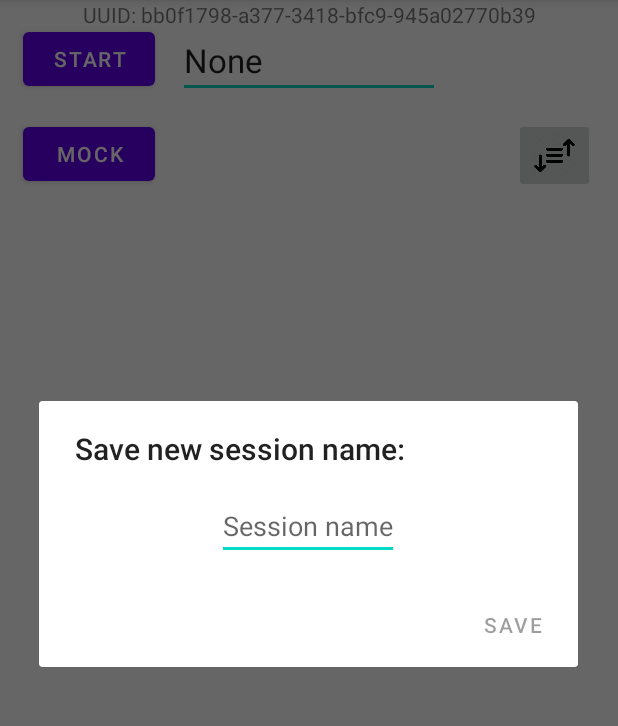
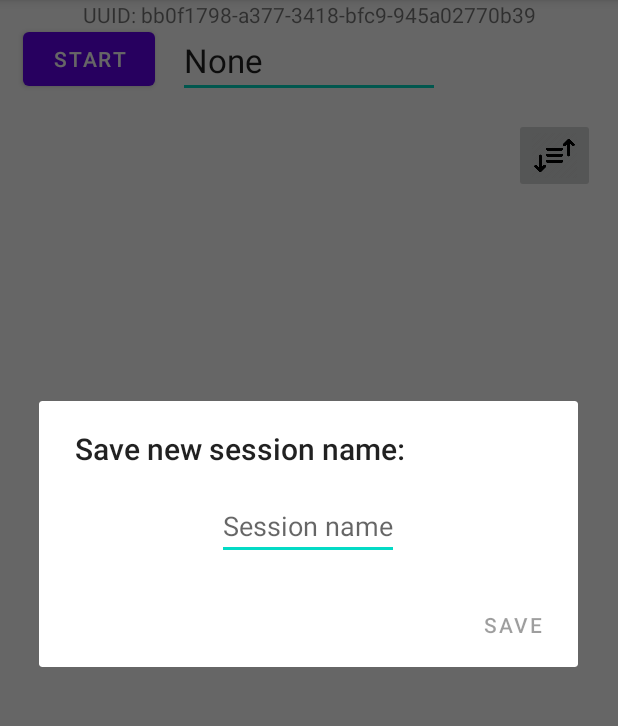
Before and after one commit to CSE-110-Winter-2022/birds-of-a-feather-team-19, an Android app: the MainActivity screen opened directly, with no data from a screen before it, after a tap on "STOP", on a phone screen of 412 x 824 dp, the part 84-810 px from its top. Run offline under Robolectric (Android 15) with nearby library versions, the phone set to English and light mode, and no system bars; our stand-ins replace Room's generated code; libraries missing offline, so code that uses them is left out: com.google.android.gms; 5 statements that could not run were skipped; 1 other tap on this screen came first.

Commit message:
Publish works

```diff
--- a/app/src/main/java/com/example/birds_of_a_feather_team_19/AddCourseActivity.java
+++ b/app/src/main/java/com/example/birds_of_a_feather_team_19/AddCourseActivity.java
@@ -36,7 +36,7 @@ public class AddCourseActivity extends AppCompatActivity {
         quarterMap.put("Spring", 3);
         quarterMap.put("Summer Session 1", 6);
         quarterMap.put("Summer Session 2", 8);
-        quarterMap.put("Special Summer Session", 6);
+        quarterMap.put("Special Summer Session", 7);
         quarterMap.put("Fall", 9);
         sizeMap = new HashMap<>();
         sizeMap.put("Tiny (<40)", 1.00);
--- a/app/src/main/java/com/example/birds_of_a_feather_team_19/MainActivity.java
+++ b/app/src/main/java/com/example/birds_of_a_feather_team_19/MainActivity.java
@@ -12,7 +12,6 @@ import androidx.appcompat.app.AppCompatActivity;
 import androidx.recyclerview.widget.LinearLayoutManager;
 import androidx.recyclerview.widget.RecyclerView;
 
-import android.content.DialogInterface;
 import android.content.Intent;
 import android.content.SharedPreferences;
 import android.os.Bundle;
@@ -31,7 +30,6 @@ import android.widget.TextView;
 import com.example.birds_of_a_feather_team_19.model.db.AppDatabase;
 import com.example.birds_of_a_feather_team_19.model.db.User;
 
-import java.nio.charset.StandardCharsets;
 import java.util.ArrayList;
 import java.util.Arrays;
 import java.util.HashMap;
@@ -49,7 +47,10 @@ public class MainActivity extends AppCompatActivity {
     private Map<Integer, String> quarterMap;
     private Map<String, Integer> quarterMockingMap;
     private Map<String, Double> sizeMockingMap;
+    private Map<Integer, String> quarterCodeMap;
+    private Map<Double, String> classSizeMap;
     private MessageListener messageListener;
+    private MockNearbyMessageListener mockMessageListener;
     private RecyclerView usersRecyclerView;
     private RecyclerView.LayoutManager usersLayoutManager;
     private Session session;
@@ -79,15 +80,29 @@ public class MainActivity extends AppCompatActivity {
         quarterMap.put(3, "Spring");
         quarterMap.put(6, "Summer Session 1");
         quarterMap.put(8, "Summer Session 2");
-        quarterMap.put(6, "Special Summer Session");
+        quarterMap.put(7, "Special Summer Session");
         quarterMap.put(9, "Fall");
         quarterMockingMap = new HashMap<>();
         quarterMockingMap.put("WI", 1);
         quarterMockingMap.put("SP", 3);
         quarterMockingMap.put("SS1", 6);
         quarterMockingMap.put("SS2", 8);
-        quarterMockingMap.put("SSS", 6);
+        quarterMockingMap.put("SSS", 7);
         quarterMockingMap.put("FA", 9);
+        quarterCodeMap = new HashMap<>();
+        quarterCodeMap.put(1, "WI");
+        quarterCodeMap.put(3, "SP");
+        quarterCodeMap.put(6, "SS1");
+        quarterCodeMap.put(8, "SS2");
+        quarterCodeMap.put(7, "SSS");
+        quarterCodeMap.put(9, "FA");
+        classSizeMap = new HashMap<>();
+        classSizeMap.put(1.00, "Tiny");
+        classSizeMap.put(0.33, "Small");
+        classSizeMap.put(0.18, "Medium");
+        classSizeMap.put(0.10, "Large");
+        classSizeMap.put(0.06, "Huge");
+        classSizeMap.put(0.03, "Gigantic");
         sizeMockingMap = new HashMap<>();
         sizeMockingMap.put("Tiny", 1.00);
         sizeMockingMap.put("Small", 0.33);
@@ -96,7 +111,7 @@ public class MainActivity extends AppCompatActivity {
         sizeMockingMap.put("Huge", 0.06);
         sizeMockingMap.put("Gigantic", 0.03);
 
-        messageListener = new MockNearbyMessageListener(new MessageListener() {
+        mockMessageListener = new MockNearbyMessageListener(new MessageListener() {
             @Override
             public void onFound(@NonNull Message message) {
                 Log.d(getString(R.string.TAG), "Found user: " + new String(message.getContent()));
@@ -108,7 +123,20 @@ public class MainActivity extends AppCompatActivity {
                 Log.d(getString(R.string.TAG), "Lost user: " + new String(message.getContent()));
             }
 
-        }, 100);
+        });
+
+        messageListener = new MessageListener() {
+            @Override
+            public void onFound(@NonNull Message message) {
+                Log.d(getString(R.string.TAG), "Message found");
+                updateDatabase(new String(message.getContent()));
+            }
+
+            @Override
+            public void onLost(@NonNull Message message) {
+                Log.d(getString(R.string.TAG), "Lost user: " + new String(message.getContent()));
+            }
+        };
 
         priorityAssigner = new SharedClassesPriorityAssigner();
 
@@ -157,6 +185,7 @@ public class MainActivity extends AppCompatActivity {
         super.onStart();
 
         if (((Button) findViewById(R.id.startStopSessionMainButton)).getText().toString().equals("Stop")) {
+            mockMessageListener.start();
             publish();
             Nearby.getMessagesClient(this).subscribe(messageListener);
         }
@@ -177,7 +206,7 @@ public class MainActivity extends AppCompatActivity {
             message += thisUser.getName() + ",,,,\n";
             message += thisUser.getPhotoURL() + ",,,,\n";
             for (Course course : db.courseDao().getForUser(thisUser.getId())) {
-                message += course.getYear() + "," + course.getQuarter() + "," + course.getSubject() + "," + course.getNumber() + "," + course.getSize() + "\n";
+                message += course.getYear() + "," + quarterCodeMap.get(course.getQuarter()) + "," + course.getSubject() + "," + course.getNumber() + "," + classSizeMap.get(course.getSize()) + "\n";
             }
             for (User user : db.userDao().getAll()) {
                 if (user.isWave()) {
@@ -206,7 +235,6 @@ public class MainActivity extends AppCompatActivity {
         super.onDestroy();
 
         if (((Button) findViewById(R.id.startStopSessionMainButton)).getText().toString().equals("Stop")) {
-            Session session = new Session(Utilities.getCurrentDateTime());
             Log.d(getString(R.string.TAG), "New session created with name: " + session.getName());
             db.sessionDao().insert(session);
             for (UserPriority userPriority : ((UsersViewAdapter) ((RecyclerView) findViewById(R.id.sessionUsersMainRecyclerView)).getAdapter()).getUserPriorities()) {
@@ -216,6 +244,7 @@ public class MainActivity extends AppCompatActivity {
             }
         }
 
+        mockMessageListener.stop();
         unPublish();
         Nearby.getMessagesClient(this).unsubscribe(messageListener);
     }
@@ -225,11 +254,16 @@ public class MainActivity extends AppCompatActivity {
 
         if (startStopSessionMainButton.getText().toString().equals("Start")) {
             startStopSessionMainButton.setText("Stop");
+            findViewById(R.id.mockMessageMainButton).setVisibility(View.VISIBLE);
 
+            this.session = new Session(Utilities.getCurrentDateTime());
+
+            mockMessageListener.start();
             publish();
             Nearby.getMessagesClient(this).subscribe(messageListener);
         }
         else {
+            findViewById(R.id.mockMessageMainButton).setVisibility(View.INVISIBLE);
             AlertDialog.Builder builder = new AlertDialog.Builder(this);
             builder.setTitle("Save new session name: ")
                     .setView(R.layout.new_session_name_dialog)
@@ -265,7 +299,7 @@ public class MainActivity extends AppCompatActivity {
                         return;
                     }
 
-                    session = new Session(sessionName);
+                    this.session.setName(sessionName);
                     ((EditText) findViewById(R.id.sessionNameMainEditText)).setText("Session: " + session.getName());
                     db.sessionDao().insert(session);
                     for (UserPriority userPriority : ((UsersViewAdapter) ((RecyclerView) findViewById(R.id.sessionUsersMainRecyclerView)).getAdapter()).getUserPriorities()) {
@@ -281,6 +315,7 @@ public class MainActivity extends AppCompatActivity {
 
             startStopSessionMainButton.setText("Start");
 
+            mockMessageListener.stop();
             unPublish();
             Nearby.getMessagesClient(this).unsubscribe(messageListener);
         }
@@ -296,7 +331,7 @@ public class MainActivity extends AppCompatActivity {
         }
         else {
             button.setText("Edit");
-            session.setName(sessionNameEditText.getText().toString());
+            session.setName(sessionNameEditText.getText().toString().replaceFirst("Session: ", ""));
             db.sessionDao().update(session);
             sessionNameEditText.setInputType(0);
         }
@@ -331,8 +366,9 @@ public class MainActivity extends AppCompatActivity {
             }
             if (changeSessionNameMainEditText) {
                 EditText sessionNameMainEditText = findViewById(R.id.sessionNameMainEditText);
-                session = db.sessionDao().get(sessionNameMainEditText.getText().toString());
-                sessionNameMainEditText.setText(((Spinner) findViewById(R.id.filterMainSpinner)).getSelectedItem().toString(), TextView.BufferType.NORMAL);
+                String sessionName = ((Spinner) findViewById(R.id.filterMainSpinner)).getSelectedItem().toString();
+                session = db.sessionDao().get(sessionName.replaceFirst("Session: ", ""));
+                sessionNameMainEditText.setText(sessionName, TextView.BufferType.NORMAL);
             }
             updateRecyclerView();
         }
@@ -390,9 +426,9 @@ public class MainActivity extends AppCompatActivity {
     public void publish() {
         String newMessage = new String(this.newMessage.getContent());
 
-        if (newMessage.isEmpty()) {
-            return;
-        }
+//        if (newMessage.isEmpty()) {
+//            return;
+//        }
 
         unPublish();
         String message = new String(this.message.getContent()) + newMessage;
--- a/app/src/main/res/layout/activity_main.xml
+++ b/app/src/main/res/layout/activity_main.xml
@@ -118,6 +118,7 @@
         android:layout_margin="15dp"
         android:onClick="onMockMessageMainButtonClicked"
         android:text="Mock"
+        android:visibility="invisible"
         app:layout_constraintLeft_toLeftOf="parent"
         app:layout_constraintTop_toBottomOf="@id/startStopSessionMainButton" />
 
```
Also changed, not shown: app/src/main/java/com/example/birds_of_a_feather_team_19/MockNearbyMessageListener.java (+12 -6 lines).
